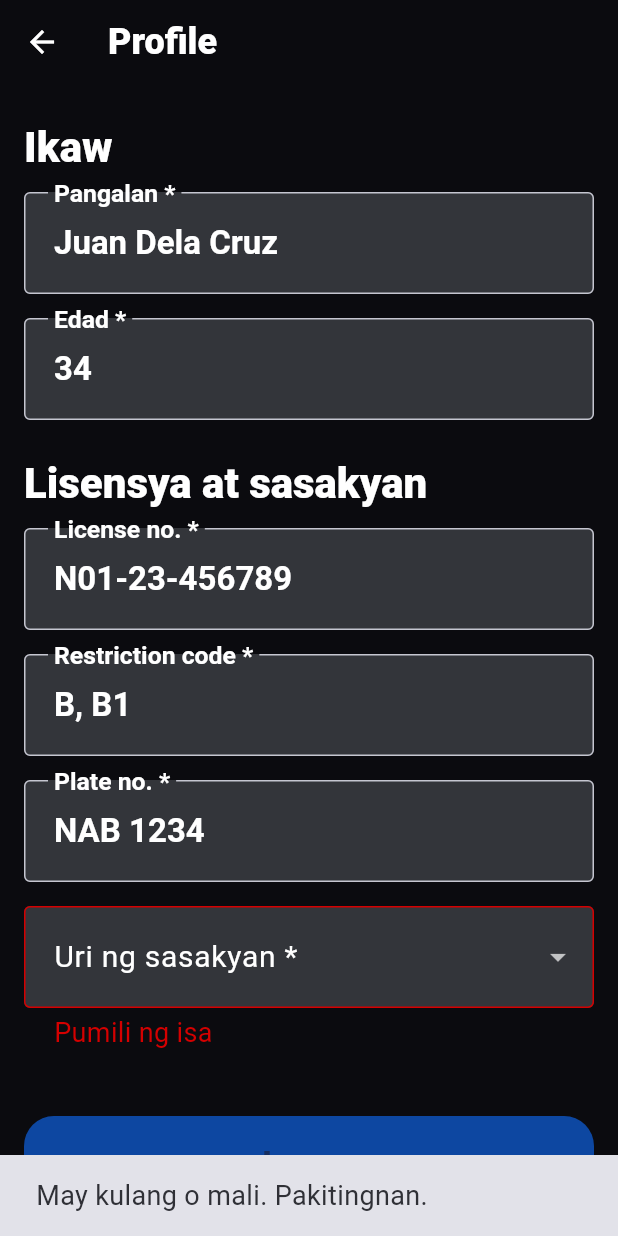
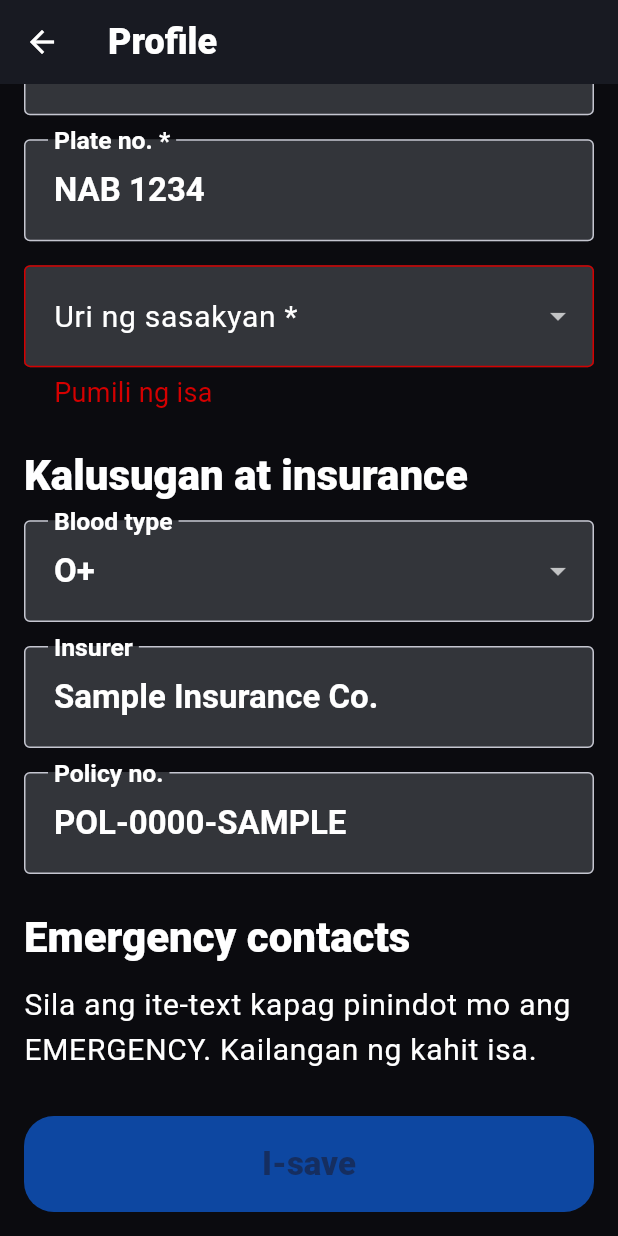
Before and after one commit to Johnn316/biyahebuddy-ph, a Flutter app: the ProfileScreen screen opened by its route, after a tap on "I-save", on a phone screen of 412 x 824 dp. Run offline on Flutter 3.47's test engine with Material 3 defaults, Android fonts, the phone set to English and light mode, and no system bars; our stand-ins replace flutter_riverpod, go_router.

Commit message:
fix(profile): scroll to first invalid field instead of snackbar over save button
Co-Authored-By: Claude Opus 5.5 <noreply@anthropic.com>

```diff
--- a/lib/features/profile/widgets/profile_form.dart
+++ b/lib/features/profile/widgets/profile_form.dart
@@ -111,12 +111,14 @@ class _ProfileFormState extends State<ProfileForm> {
 
   void _submit() {
     FocusScope.of(context).unfocus();
-    if (!_formKey.currentState!.validate()) {
-      ScaffoldMessenger.of(context)
-        ..hideCurrentSnackBar()
-        ..showSnackBar(
-          const SnackBar(content: Text('May kulang o mali. Pakitingnan.')),
-        );
+    final invalid = _formKey.currentState!.validateGranularly();
+    if (invalid.isNotEmpty) {
+      // Scroll to the first problem (no snackbar: it would cover the button).
+      Scrollable.ensureVisible(
+        invalid.first.context,
+        alignment: 0.2,
+        duration: const Duration(milliseconds: 300),
+      );
       return;
     }
     widget.onSubmit(
```
